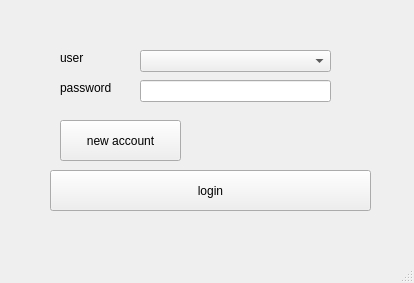
Old version of the form Tic-Tac-Toe-Game/login_window.ui in the repository ahmedg3x1/Tic-Tac-Toe-Game.
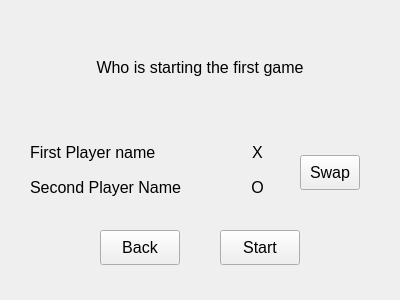
New version of the form.

Commit message: tic choosing page added

```diff
--- a/Tic-Tac-Toe-Game/login_window.ui
+++ b/Tic-Tac-Toe-Game/login_window.ui
@@ -6,31 +6,41 @@
    <rect>
     <x>0</x>
     <y>0</y>
-    <width>414</width>
-    <height>283</height>
+    <width>400</width>
+    <height>300</height>
    </rect>
   </property>
   <property name="windowTitle">
    <string>login</string>
   </property>
   <widget class="QWidget" name="centralwidget">
-   <widget class="QPushButton" name="login_button">
+   <widget class="QStackedWidget" name="stackedWidget">
     <property name="geometry">
      <rect>
-      <x>50</x>
-      <y>170</y>
-      <width>321</width>
-      <height>41</height>
+      <x>0</x>
+      <y>0</y>
+      <width>400</width>
+      <height>300</height>
      </rect>
     </property>
-    <property name="text">
-     <string>login</string>
+    <property name="currentIndex">
+     <number>1</number>
+    </property>
+    <widget class="QWidget" name="login_page">
+     <widget class="QComboBox" name="username_combobox">
+      <property name="geometry">
+       <rect>
+        <x>130</x>
+        <y>50</y>
+        <width>191</width>
+        <height>22</height>
+       </rect>
     </property>
    </widget>
    <widget class="QLineEdit" name="password_line_edit">
     <property name="geometry">
      <rect>
-      <x>140</x>
+        <x>130</x>
       <y>80</y>
       <width>191</width>
       <height>22</height>
@@ -46,25 +56,12 @@
      <enum>QLineEdit::Password</enum>
     </property>
    </widget>
-   <widget class="QLabel" name="label">
-    <property name="geometry">
-     <rect>
-      <x>60</x>
-      <y>50</y>
-      <width>55</width>
-      <height>16</height>
-     </rect>
-    </property>
-    <property name="text">
-     <string>user</string>
-    </property>
-   </widget>
    <widget class="QLabel" name="label_2">
     <property name="geometry">
      <rect>
-      <x>60</x>
+        <x>50</x>
       <y>80</y>
-      <width>55</width>
+        <width>71</width>
       <height>16</height>
      </rect>
     </property>
@@ -72,20 +69,23 @@
      <string>password</string>
     </property>
    </widget>
-   <widget class="QComboBox" name="username_combobox">
+     <widget class="QLabel" name="label">
     <property name="geometry">
      <rect>
-      <x>140</x>
+        <x>50</x>
       <y>50</y>
-      <width>191</width>
-      <height>22</height>
-     </rect>
-    </property>
+        <width>55</width>
+        <height>16</height>
+       </rect>
+      </property>
+      <property name="text">
+       <string>user</string>
+      </property>
    </widget>
    <widget class="QPushButton" name="register_button">
     <property name="geometry">
      <rect>
-      <x>60</x>
+        <x>50</x>
       <y>120</y>
       <width>121</width>
       <height>41</height>
@@ -95,6 +95,42 @@
      <string>new account</string>
     </property>
    </widget>
+     <widget class="QPushButton" name="login_button">
+      <property name="geometry">
+       <rect>
+        <x>40</x>
+        <y>170</y>
+        <width>320</width>
+        <height>40</height>
+       </rect>
+      </property>
+      <property name="font">
+       <font>
+        <pointsize>14</pointsize>
+       </font>
+      </property>
+      <property name="text">
+       <string>login</string>
+      </property>
+     </widget>
+     <widget class="QPushButton" name="cancel_button">
+      <property name="geometry">
+       <rect>
+        <x>40</x>
+        <y>220</y>
+        <width>320</width>
+        <height>40</height>
+       </rect>
+      </property>
+      <property name="font">
+       <font>
+        <pointsize>14</pointsize>
+       </font>
+      </property>
+      <property name="text">
+       <string>Cancel</string>
+      </property>
+     </widget>
    <widget class="QLabel" name="warning_label">
     <property name="enabled">
      <bool>true</bool>
@@ -115,17 +151,163 @@
     </property>
    </widget>
   </widget>
-  <widget class="QMenuBar" name="menubar">
+    <widget class="QWidget" name="game_settings_page">
+     <widget class="QLabel" name="first_player_name">
    <property name="geometry">
     <rect>
-     <x>0</x>
-     <y>0</y>
-     <width>414</width>
-     <height>26</height>
-    </rect>
-   </property>
-  </widget>
-  <widget class="QStatusBar" name="statusbar"/>
+        <x>30</x>
+        <y>135</y>
+        <width>200</width>
+        <height>35</height>
+       </rect>
+      </property>
+      <property name="font">
+       <font>
+        <pointsize>12</pointsize>
+       </font>
+      </property>
+      <property name="text">
+       <string>First Player name</string>
+      </property>
+     </widget>
+     <widget class="QLabel" name="second_player_name">
+      <property name="geometry">
+       <rect>
+        <x>30</x>
+        <y>170</y>
+        <width>200</width>
+        <height>35</height>
+       </rect>
+      </property>
+      <property name="font">
+       <font>
+        <pointsize>12</pointsize>
+       </font>
+      </property>
+      <property name="text">
+       <string>Second Player Name</string>
+      </property>
+     </widget>
+     <widget class="QLabel" name="first_player_tic">
+      <property name="geometry">
+       <rect>
+        <x>240</x>
+        <y>135</y>
+        <width>35</width>
+        <height>35</height>
+       </rect>
+      </property>
+      <property name="font">
+       <font>
+        <pointsize>12</pointsize>
+       </font>
+      </property>
+      <property name="text">
+       <string>X</string>
+      </property>
+      <property name="alignment">
+       <set>Qt::AlignCenter</set>
+      </property>
+     </widget>
+     <widget class="QLabel" name="second_player_tic">
+      <property name="geometry">
+       <rect>
+        <x>240</x>
+        <y>170</y>
+        <width>35</width>
+        <height>35</height>
+       </rect>
+      </property>
+      <property name="font">
+       <font>
+        <pointsize>12</pointsize>
+       </font>
+      </property>
+      <property name="text">
+       <string>O</string>
+      </property>
+      <property name="alignment">
+       <set>Qt::AlignCenter</set>
+      </property>
+     </widget>
+     <widget class="QPushButton" name="swap_tics">
+      <property name="geometry">
+       <rect>
+        <x>300</x>
+        <y>155</y>
+        <width>60</width>
+        <height>35</height>
+       </rect>
+      </property>
+      <property name="font">
+       <font>
+        <pointsize>12</pointsize>
+       </font>
+      </property>
+      <property name="text">
+       <string>Swap</string>
+      </property>
+     </widget>
+     <widget class="QPushButton" name="back">
+      <property name="geometry">
+       <rect>
+        <x>100</x>
+        <y>230</y>
+        <width>80</width>
+        <height>35</height>
+       </rect>
+      </property>
+      <property name="font">
+       <font>
+        <pointsize>12</pointsize>
+       </font>
+      </property>
+      <property name="text">
+       <string>Back</string>
+      </property>
+     </widget>
+     <widget class="QPushButton" name="start">
+      <property name="geometry">
+       <rect>
+        <x>220</x>
+        <y>230</y>
+        <width>80</width>
+        <height>35</height>
+       </rect>
+      </property>
+      <property name="font">
+       <font>
+        <pointsize>12</pointsize>
+       </font>
+      </property>
+      <property name="text">
+       <string>Start</string>
+      </property>
+     </widget>
+     <widget class="QLabel" name="starting_player_name">
+      <property name="geometry">
+       <rect>
+        <x>50</x>
+        <y>50</y>
+        <width>300</width>
+        <height>35</height>
+       </rect>
+      </property>
+      <property name="font">
+       <font>
+        <pointsize>12</pointsize>
+       </font>
+      </property>
+      <property name="text">
+       <string>Who is starting the first game</string>
+      </property>
+      <property name="alignment">
+       <set>Qt::AlignCenter</set>
+      </property>
+     </widget>
+    </widget>
+   </widget>
+  </widget>
  </widget>
  <resources/>
  <connections/>
```
Left out of the diff: 2 changed lines with no effect on the pictures. Lines whose indentation alone changed are shown as unchanged. The commit also changes 13 other files.
